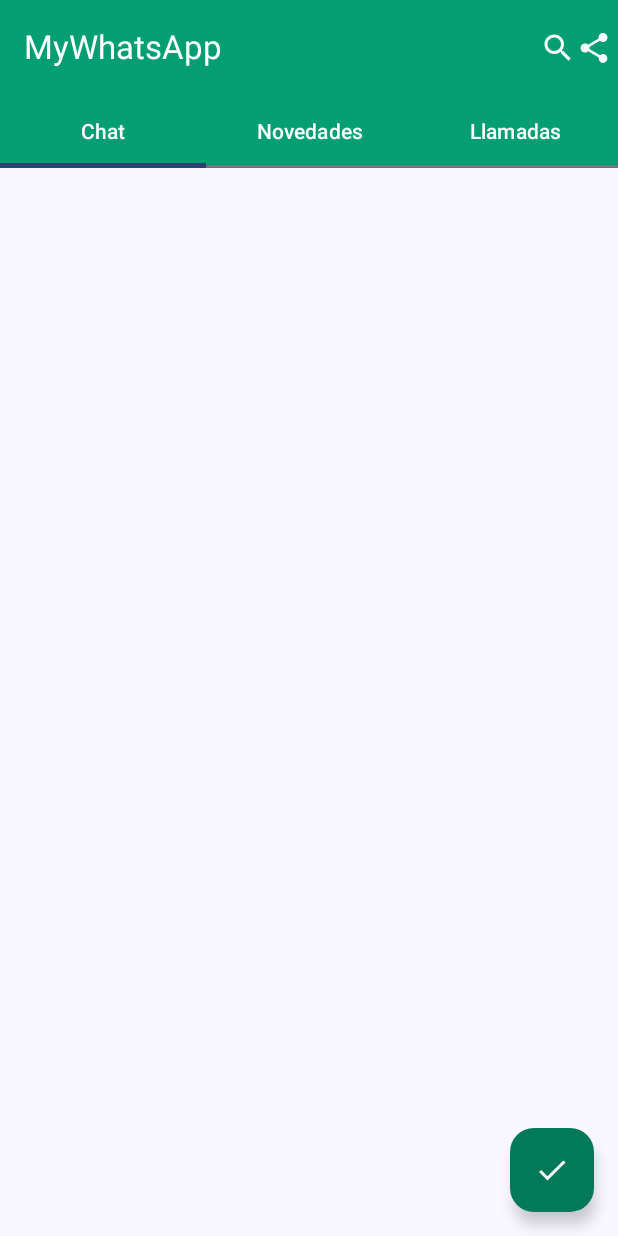
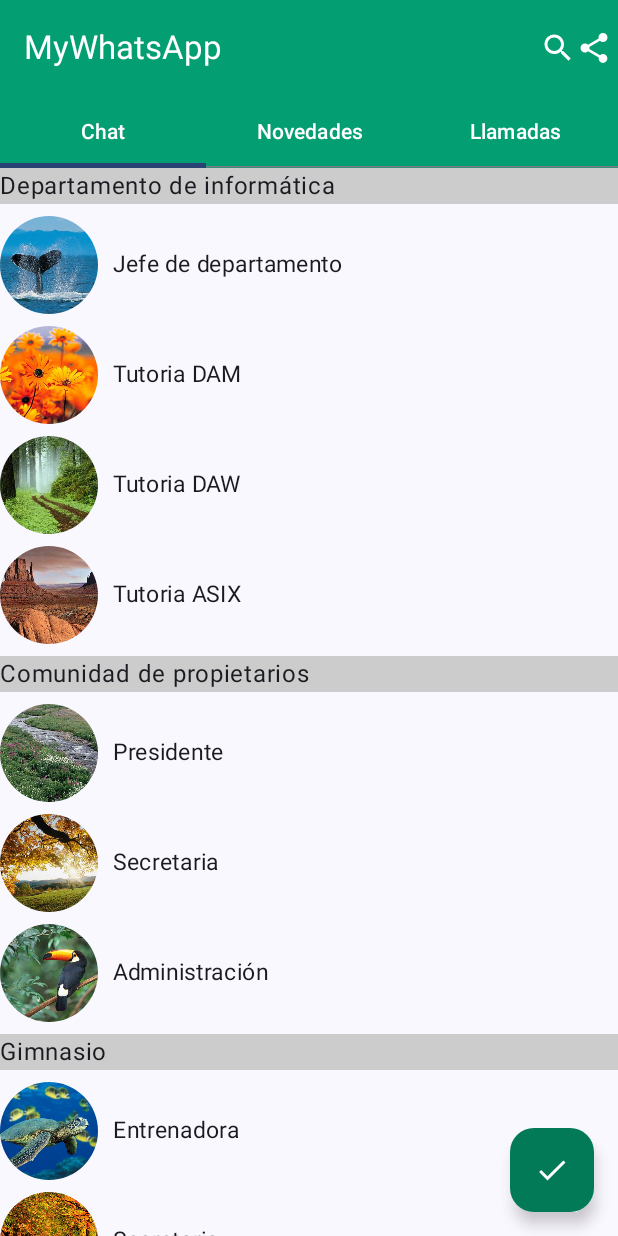
Before and after one commit to joseluis-muriach/MyWhatsAppProject, an Android app built with Jetpack Compose: the screen it shows after launch (MainActivity), on a phone screen of 412 x 824 dp. Run offline under Robolectric (Android 15) with nearby library versions, the phone set to English and light mode, and no system bars.

Commit message:
MyWhatsApp completed

```diff
--- a/app/build.gradle.kts
+++ b/app/build.gradle.kts
@@ -51,6 +51,7 @@ android {
 
 dependencies {
 
+    //implementation("androidx.compose.animation:animation-graphics-android:1.5.4")
     implementation("androidx.core:core-ktx:1.9.0")
     implementation("androidx.lifecycle:lifecycle-runtime-ktx:2.6.2")
     implementation("androidx.activity:activity-compose:1.7.2")
--- /dev/null
+++ b/app/src/main/java/com/example/mywhatsappproject/AllChats.kt
@@ -0,0 +1,44 @@
+package com.example.mywhatsappproject
+
+import androidx.compose.foundation.ExperimentalFoundationApi
+import androidx.compose.foundation.background
+import androidx.compose.foundation.layout.Arrangement
+import androidx.compose.foundation.layout.fillMaxWidth
+import androidx.compose.foundation.lazy.LazyColumn
+import androidx.compose.foundation.lazy.items
+import androidx.compose.material3.Text
+import androidx.compose.runtime.Composable
+import androidx.compose.ui.Modifier
+import androidx.compose.ui.graphics.Color
+import androidx.compose.ui.unit.dp
+import androidx.compose.ui.unit.sp
+
+@OptIn(ExperimentalFoundationApi::class)
+@Composable
+fun chats() {
+
+    //Variable para coger el nombre del grupo
+    val grupo = getIconsAndPic().groupBy { it.groupName }
+
+    LazyColumn(
+        verticalArrangement = Arrangement.spacedBy(8.dp)
+    ) {
+        //Iterará los contactos por grupos
+        grupo.forEach { (publisher, myContact) ->
+            stickyHeader {//La barra gris
+                Text(
+                    text = publisher,
+                    modifier = Modifier
+                        .fillMaxWidth()
+                        .background(Color.LightGray), fontSize = 16.sp
+                )
+            }
+            //Itera los contactos por grupo
+            items(myContact) { lazy ->
+                itemIconsAndPic(
+                    iconsAndTexts = lazy
+                )
+            }
+        }
+    }
+}
--- a/app/src/main/java/com/example/mywhatsappproject/ui/theme/CoverWhatsApp.kt
+++ b/app/src/main/java/com/example/mywhatsappproject/CoverWhatsApp.kt
@@ -1,24 +1,16 @@
-package com.example.mywhatsappproject.ui.theme
+package com.example.mywhatsappproject
 
 import android.annotation.SuppressLint
-import androidx.compose.foundation.background
-import androidx.compose.foundation.clickable
-import androidx.compose.foundation.layout.Arrangement
 import androidx.compose.foundation.layout.Column
-import androidx.compose.foundation.layout.Row
 import androidx.compose.foundation.layout.fillMaxSize
-import androidx.compose.foundation.layout.fillMaxWidth
 import androidx.compose.foundation.layout.padding
-import androidx.compose.foundation.lazy.LazyColumn
 import androidx.compose.material3.ExperimentalMaterial3Api
 import androidx.compose.material3.Scaffold
-import androidx.compose.material3.Text
+import androidx.compose.material3.TopAppBarDefaults
+import androidx.compose.material3.rememberTopAppBarState
 import androidx.compose.runtime.Composable
-import androidx.compose.ui.Alignment
 import androidx.compose.ui.Modifier
-import androidx.compose.ui.graphics.Color
-import androidx.compose.ui.unit.dp
-import com.example.mywhatsappproject.topAppBarWhat
+import androidx.compose.ui.input.nestedscroll.nestedScroll
 
 @SuppressLint("UnusedMaterial3ScaffoldPaddingParameter")
 @OptIn(ExperimentalMaterial3Api::class)
@@ -28,12 +20,18 @@ fun coverW() {
     Column(
         Modifier.fillMaxSize()
     ) {
+        //Variable para que la Top desaparezca cuando hagamos scroll
+        val scrollBehavior =
+            TopAppBarDefaults.enterAlwaysScrollBehavior(rememberTopAppBarState()
+        )
         //Ahora pondremos la top app bar con el Scafold por que es necesario
         Scaffold(
+            //Le he añadido esto para que tenga la funcionalidad
+            modifier = Modifier
+                .nestedScroll(scrollBehavior.nestedScrollConnection),
             topBar = {
-                topAppBarWhat()
+                topAppBarWhat(scrollBehavior)
             },
-
             floatingActionButton = {
                 floatingButtom()
             }
--- a/app/src/main/java/com/example/mywhatsappproject/ui/theme/FloatingActionButt.kt
+++ b/app/src/main/java/com/example/mywhatsappproject/FloatingActionButt.kt
@@ -1,4 +1,4 @@
-package com.example.mywhatsappproject.ui.theme
+package com.example.mywhatsappproject
 
 import androidx.compose.material.icons.Icons
 import androidx.compose.material.icons.filled.Check
--- a/app/src/main/java/com/example/mywhatsappproject/IconsAndTexts.kt
+++ b/app/src/main/java/com/example/mywhatsappproject/IconsAndTexts.kt
@@ -2,18 +2,34 @@ package com.example.mywhatsappproject
 
 import androidx.annotation.DrawableRes
 import androidx.compose.foundation.Image
+import androidx.compose.foundation.gestures.detectTapGestures
 import androidx.compose.foundation.layout.Arrangement
 import androidx.compose.foundation.layout.Column
 import androidx.compose.foundation.layout.Row
 import androidx.compose.foundation.layout.fillMaxWidth
+import androidx.compose.foundation.layout.padding
+import androidx.compose.foundation.layout.size
+import androidx.compose.foundation.shape.CircleShape
+import androidx.compose.material3.DropdownMenu
+import androidx.compose.material3.DropdownMenuItem
+import androidx.compose.material3.Text
 import androidx.compose.runtime.Composable
+import androidx.compose.runtime.getValue
+import androidx.compose.runtime.mutableStateOf
+import androidx.compose.runtime.remember
+import androidx.compose.runtime.setValue
 import androidx.compose.ui.Alignment
 import androidx.compose.ui.Modifier
+import androidx.compose.ui.draw.clip
+import androidx.compose.ui.input.pointer.pointerInput
+import androidx.compose.ui.layout.ContentScale
 import androidx.compose.ui.res.painterResource
+import androidx.compose.ui.unit.dp
+import androidx.compose.ui.unit.sp
 
 data class IconsAndTexts(
     @DrawableRes var photoWha: Int,
-    var nameWha: String
+    var nameWha: String,
     var groupName: String
 )
 
@@ -65,21 +81,70 @@ fun getIconsAndPic(): List<IconsAndTexts> {
 
 @Composable
 fun itemIconsAndPic(iconsAndTexts: IconsAndTexts){
-    Row(
-        Modifier.fillMaxWidth(),
-        verticalAlignment = Alignment.CenterVertically,
-        horizontalArrangement = Arrangement.Center
-    ) {
-        Column {
 
-            Row {
-                Image(
-                    painter = painterResource(id = iconsAndTexts.photoWha) ,
-                    contentDescription = "Photo contact"
-                )
-            }
+    //VAriable para el menú que te permita visualizar el drop menu
+    var showMenu by remember { mutableStateOf(false) }
+
+    //Row para la imagen, el texto y el dropmenu...da igual el orden
+    Row (
+        modifier =
+        Modifier.pointerInput(true){
+        detectTapGestures (
+            onLongPress = { showMenu = !showMenu}
+        )
+    }
+    ){
+        DropdownMenu(
+            expanded = showMenu,
+            onDismissRequest = {
+                showMenu = false }
+        ){
+            DropdownMenuItem(
+                text = {
+                    Text(text = "Exit to group")
+                       },
+                onClick = { /*TODO*/ }
+            )
+            DropdownMenuItem(
+                text = {
+                    Text(text = "Info. group")
+                       },
+                onClick = { /*TODO*/ }
+            )
+            DropdownMenuItem(
+                text = {
+                    Text(text = "Create direct access")
+                       },
+                onClick = { /*TODO*/ }
+            )
         }
-
-
+        //La imagen
+        Image(
+            painter =
+            painterResource(
+                id = iconsAndTexts.photoWha
+            ),
+            contentDescription = "Photo whatsapp",
+            modifier =
+            Modifier
+                .size(65.dp)
+                .clip(shape = CircleShape
+                ),
+            contentScale = ContentScale.Crop
+        )
+        //La fila es para que el texto te salga centrado en vez de arriba (en medio)
+        Row(
+            modifier =
+            Modifier
+            .fillMaxWidth()
+            .padding(
+                top = 20.dp, start = 10.dp
+            ),
+        ) {
+            Text(
+                text = iconsAndTexts.nameWha,
+                fontSize = 15.sp
+            )
+        }
     }
 }
--- a/app/src/main/java/com/example/mywhatsappproject/MainActivity.kt
+++ b/app/src/main/java/com/example/mywhatsappproject/MainActivity.kt
@@ -6,12 +6,8 @@ import androidx.activity.compose.setContent
 import androidx.compose.foundation.layout.fillMaxSize
 import androidx.compose.material3.MaterialTheme
 import androidx.compose.material3.Surface
-import androidx.compose.material3.Text
-import androidx.compose.runtime.Composable
 import androidx.compose.ui.Modifier
-import androidx.compose.ui.tooling.preview.Preview
 import com.example.mywhatsappproject.ui.theme.MyWhatsAppProjectTheme
-import com.example.mywhatsappproject.ui.theme.coverW
 
 class MainActivity : ComponentActivity() {
     override fun onCreate(savedInstanceState: Bundle?) {
--- a/app/src/main/java/com/example/mywhatsappproject/ui/theme/Tabs.kt
+++ b/app/src/main/java/com/example/mywhatsappproject/Tabs.kt
@@ -1,21 +1,14 @@
-package com.example.mywhatsappproject.ui.theme
+package com.example.mywhatsappproject
 
 import androidx.compose.foundation.ExperimentalFoundationApi
-import androidx.compose.foundation.layout.Box
 import androidx.compose.foundation.layout.Column
-import androidx.compose.foundation.layout.padding
 import androidx.compose.foundation.pager.HorizontalPager
 import androidx.compose.foundation.pager.rememberPagerState
 import androidx.compose.material3.Tab
 import androidx.compose.material3.TabRow
 import androidx.compose.material3.Text
 import androidx.compose.runtime.Composable
-import androidx.compose.runtime.getValue
-import androidx.compose.runtime.mutableStateOf
-import androidx.compose.runtime.remember
 import androidx.compose.runtime.rememberCoroutineScope
-import androidx.compose.runtime.setValue
-import androidx.compose.ui.Modifier
 import androidx.compose.ui.graphics.Color
 import androidx.compose.ui.text.style.TextOverflow
 import kotlinx.coroutines.launch
@@ -23,7 +16,9 @@ import kotlinx.coroutines.launch
 @OptIn(ExperimentalFoundationApi::class)
 @Composable
 fun myTabs() {
+    //Esto es para situarte en las pantallas (chat, novedades y llamadas)
     var pagerState = rememberPagerState(initialPage = 0)
+    //Permite navegar por el resto de pantallas
     var scope = rememberCoroutineScope()
 
     val titles = listOf("Chat", "Novedades", "Llamadas")
@@ -33,10 +28,13 @@ fun myTabs() {
             contentColor = Color.White,
             selectedTabIndex = pagerState.currentPage
         ) {
-            titles.forEachIndexed { index, title ->
+            //Lanzas el scope
+            titles.forEachIndexed { index, title -> //Le pasare 3el indice y el titulo
                 Tab(
+                    //Selecciona la pagina donde estas y lo iguala al indice
                     selected = pagerState.currentPage == index,
                     onClick = {
+                        //Cuando cliques te lleva a la ventana
                         scope.launch {
                             pagerState.animateScrollToPage(page = index)
                         }
@@ -51,37 +49,29 @@ fun myTabs() {
                 )
             }
         }
-//        HorizontalPager(pageCount = 3, state = pagerState) { page ->
-//            when (page) {
-//                0 -> {
-//                    Chat()
-//                }
-//
-//
-//                1 -> {
-//                    Novedades()
-//                }
-//
-//
-//                2 -> {
-//                    Llamadas()
-//                }
-//            }
-//        }
-    }
+        //Esto te permite realizar la navegabilidad lateral
+        HorizontalPager(
+            pageCount = 3, //3 ventanas que son 0,1 y 2
+            state = pagerState) { page ->
+            when (page) {
+                0 -> chats()
+                1 -> Novedades()
+                2 ->Llamadas()
+            }
+        }
+   }
 }
 
 @Composable
 fun Llamadas() {
-    TODO("Not yet implemented")
+    Text(
+        text = "Llamadas"
+    )
 }
 
 @Composable
 fun Novedades() {
-    TODO("Not yet implemented")
+    Text(
+        text = "Novedades"
+    )
 }
-
-@Composable
-fun Chat() {
-    TODO("Not yet implemented")
-}
--- a/app/src/main/java/com/example/mywhatsappproject/TopAppBarWhatsApp.kt
+++ b/app/src/main/java/com/example/mywhatsappproject/TopAppBarWhatsApp.kt
@@ -8,12 +8,13 @@ import androidx.compose.material3.Icon
 import androidx.compose.material3.Text
 import androidx.compose.material3.TopAppBar
 import androidx.compose.material3.TopAppBarDefaults
+import androidx.compose.material3.TopAppBarScrollBehavior
 import androidx.compose.runtime.Composable
 import androidx.compose.ui.graphics.Color
 
 @OptIn(ExperimentalMaterial3Api::class)
 @Composable
-fun topAppBarWhat(){
+fun topAppBarWhat(scrollBehavior: TopAppBarScrollBehavior){
     TopAppBar(
         title = {
             Text(text = "MyWhatsApp",
@@ -34,6 +35,8 @@ fun topAppBarWhat(){
                 contentDescription = "share",
                 tint = Color.White
             )
-        }
+        },
+        //Importante añadirle esta acción, sino directamente no scrolleara
+        scrollBehavior = scrollBehavior
     )
 }
```
